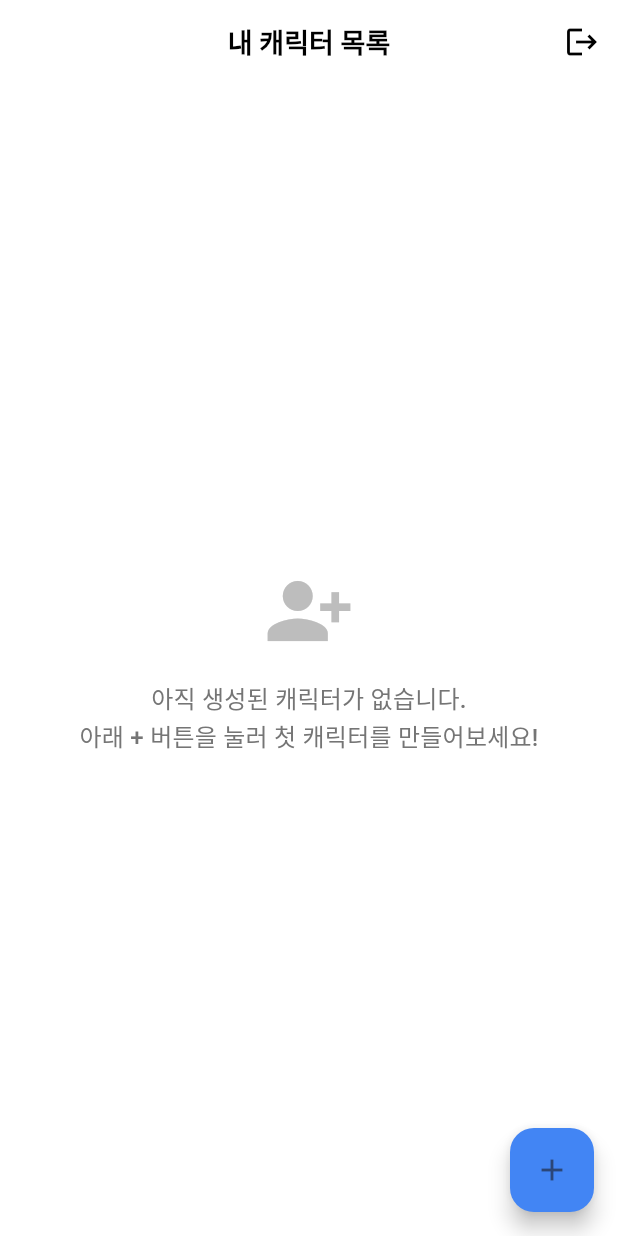
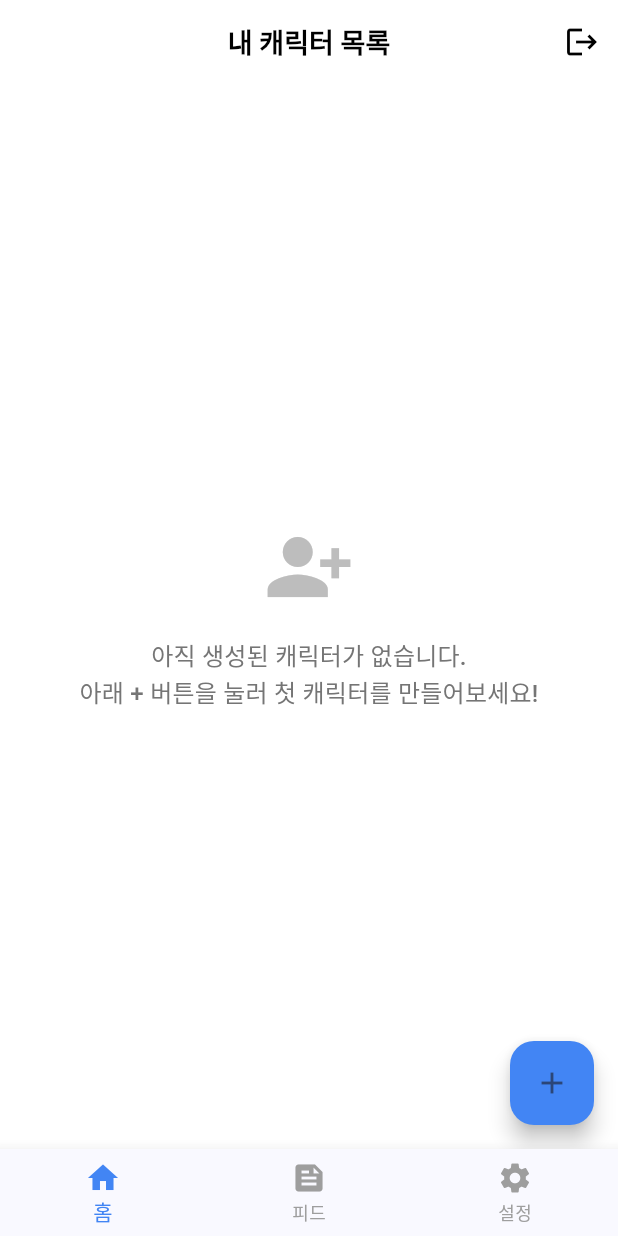
Before and after one commit to krwd1117/Clue, a Flutter app: the screen it shows after launch, after a tap on "로그인 없이 둘러보기", on a phone screen of 412 x 824 dp. Run offline on Flutter 3.47's test engine with Material 3 defaults, Android fonts, the light colour scheme and no system bars; our stand-ins replace flutter_riverpod, supabase_flutter; accounts and stored records are empty; Roboto replaces fonts that are missing (Pretendard).

Commit message:
feat: 바텀 탭 내비게이션 추가 (홈, 피드, 설정)

```diff
--- a/lib/features/auth/screens/login_screen.dart
+++ b/lib/features/auth/screens/login_screen.dart
@@ -1,6 +1,6 @@
 import 'package:flutter/material.dart';
 import 'package:supabase_flutter/supabase_flutter.dart';
-import 'package:clue/features/character_management/screens/home_screen.dart';
+import 'package:clue/features/common/screens/main_navigation_screen.dart';
 
 class LoginScreen extends StatefulWidget {
   const LoginScreen({super.key});
@@ -90,7 +90,7 @@ class _LoginScreenState extends State<LoginScreen> {
               TextButton(
                 onPressed: () {
                   Navigator.of(context).pushReplacement(
-                    MaterialPageRoute(builder: (_) => const HomeScreen()),
+                    MaterialPageRoute(builder: (_) => const MainNavigationScreen()),
                   );
                 },
                 child: const Text(
--- /dev/null
+++ b/lib/features/common/screens/main_navigation_screen.dart
@@ -0,0 +1,57 @@
+import 'package:clue/features/character_management/screens/home_screen.dart';
+import 'package:clue/features/feed/screens/feed_screen.dart';
+import 'package:clue/features/settings/screens/settings_screen.dart';
+import 'package:flutter/material.dart';
+
+class MainNavigationScreen extends StatefulWidget {
+  const MainNavigationScreen({super.key});
+
+  @override
+  State<MainNavigationScreen> createState() => _MainNavigationScreenState();
+}
+
+class _MainNavigationScreenState extends State<MainNavigationScreen> {
+  int _selectedIndex = 0;
+
+  final List<Widget> _screens = [
+    const HomeScreen(),
+    const FeedScreen(),
+    const SettingsScreen(),
+  ];
+
+  void _onItemTapped(int index) {
+    setState(() {
+      _selectedIndex = index;
+    });
+  }
+
+  @override
+  Widget build(BuildContext context) {
+    return Scaffold(
+      body: IndexedStack(
+        index: _selectedIndex,
+        children: _screens,
+      ),
+      bottomNavigationBar: BottomNavigationBar(
+        currentIndex: _selectedIndex,
+        onTap: _onItemTapped,
+        selectedItemColor: Theme.of(context).colorScheme.primary,
+        unselectedItemColor: Colors.grey,
+        items: const <BottomNavigationBarItem>[
+          BottomNavigationBarItem(
+            icon: Icon(Icons.home),
+            label: '홈',
+          ),
+          BottomNavigationBarItem(
+            icon: Icon(Icons.feed),
+            label: '피드',
+          ),
+          BottomNavigationBarItem(
+            icon: Icon(Icons.settings),
+            label: '설정',
+          ),
+        ],
+      ),
+    );
+  }
+}
--- /dev/null
+++ b/lib/features/feed/screens/feed_screen.dart
@@ -0,0 +1,17 @@
+import 'package:flutter/material.dart';
+
+class FeedScreen extends StatelessWidget {
+  const FeedScreen({super.key});
+
+  @override
+  Widget build(BuildContext context) {
+    return Scaffold(
+      appBar: AppBar(
+        title: const Text('피드'),
+      ),
+      body: const Center(
+        child: Text('피드 화면입니다.'),
+      ),
+    );
+  }
+}
--- /dev/null
+++ b/lib/features/settings/screens/settings_screen.dart
@@ -0,0 +1,17 @@
+import 'package:flutter/material.dart';
+
+class SettingsScreen extends StatelessWidget {
+  const SettingsScreen({super.key});
+
+  @override
+  Widget build(BuildContext context) {
+    return Scaffold(
+      appBar: AppBar(
+        title: const Text('설정'),
+      ),
+      body: const Center(
+        child: Text('설정 화면입니다.'),
+      ),
+    );
+  }
+}
--- a/lib/main.dart
+++ b/lib/main.dart
@@ -1,4 +1,4 @@
-import 'package:clue/features/character_management/screens/home_screen.dart';
+import 'package:clue/features/common/screens/main_navigation_screen.dart';
 import 'package:clue/features/auth/screens/login_screen.dart';
 import 'package:flutter/material.dart';
 import 'package:flutter_riverpod/flutter_riverpod.dart';
@@ -111,7 +111,7 @@ class _AuthGateState extends State<AuthGate> {
       final AuthChangeEvent event = data.event;
       if (event == AuthChangeEvent.signedIn) {
         Navigator.of(context).pushReplacement(
-          MaterialPageRoute(builder: (_) => const HomeScreen()),
+          MaterialPageRoute(builder: (_) => const MainNavigationScreen()),
         );
       } else if (event == AuthChangeEvent.signedOut) {
         Navigator.of(context).pushReplacement(
@@ -131,9 +131,9 @@ class _AuthGateState extends State<AuthGate> {
         context,
       ).pushReplacement(MaterialPageRoute(builder: (_) => const LoginScreen()));
     } else {
-      Navigator.of(
-        context,
-      ).pushReplacement(MaterialPageRoute(builder: (_) => const HomeScreen()));
+      Navigator.of(context).pushReplacement(
+        MaterialPageRoute(builder: (_) => const MainNavigationScreen()),
+      );
     }
   }
 
```
